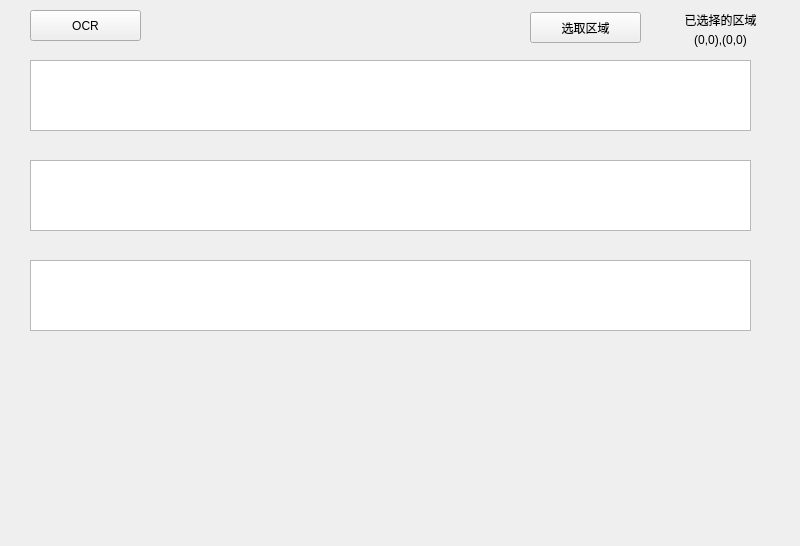
Above: OCR_style.ui from GayWindTech/TransAssistant before the change. Below: the same form after it.
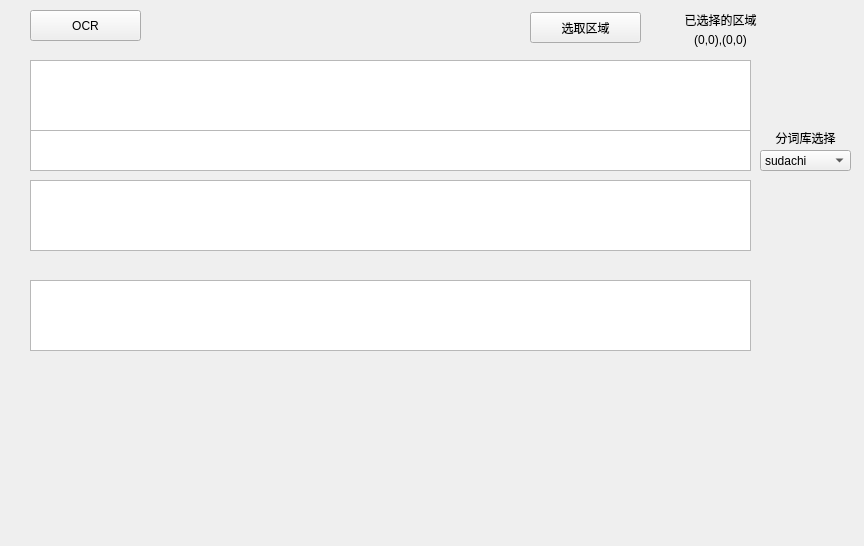
That is the form after the change.

What changed in the file:
```diff
--- a/OCR_style.ui
+++ b/OCR_style.ui
@@ -9,7 +9,7 @@
    <rect>
     <x>0</x>
     <y>0</y>
-    <width>800</width>
+    <width>864</width>
     <height>546</height>
    </rect>
   </property>
@@ -43,7 +43,7 @@
     <property name="geometry">
      <rect>
       <x>30</x>
-      <y>160</y>
+      <y>180</y>
       <width>721</width>
       <height>71</height>
      </rect>
@@ -59,11 +59,17 @@
     <property name="geometry">
      <rect>
       <x>30</x>
-      <y>260</y>
+      <y>280</y>
       <width>721</width>
       <height>71</height>
      </rect>
     </property>
+    <property name="font">
+     <font>
+      <family>思源黑体</family>
+      <pointsize>18</pointsize>
+     </font>
+    </property>
    </widget>
    <widget class="QPushButton" name="ChooseAreaButton">
     <property name="geometry">
@@ -123,6 +129,58 @@
      <string>OCR</string>
     </property>
    </widget>
+   <widget class="QPlainTextEdit" name="splitTextEdit">
+    <property name="geometry">
+     <rect>
+      <x>30</x>
+      <y>130</y>
+      <width>721</width>
+      <height>41</height>
+     </rect>
+    </property>
+    <property name="font">
+     <font>
+      <family>思源黑体</family>
+      <pointsize>16</pointsize>
+     </font>
+    </property>
+   </widget>
+   <widget class="QComboBox" name="SplitChooseBox">
+    <property name="geometry">
+     <rect>
+      <x>760</x>
+      <y>150</y>
+      <width>91</width>
+      <height>21</height>
+     </rect>
+    </property>
+    <item>
+     <property name="text">
+      <string>sudachi</string>
+     </property>
+    </item>
+    <item>
+     <property name="text">
+      <string>MeCab</string>
+     </property>
+    </item>
+   </widget>
+   <widget class="QLabel" name="SplitChooseTitle">
+    <property name="geometry">
+     <rect>
+      <x>770</x>
+      <y>130</y>
+      <width>71</width>
+      <height>16</height>
+     </rect>
+    </property>
+    <property name="text">
+     <string>分词库选择</string>
+    </property>
+    <property name="alignment">
+     <set>Qt::AlignCenter</set>
+    </property>
+   </widget>
   </widget>
  </widget>
  <resources/>
```
Left out of the diff: 23 changed lines with no effect on the pictures.
